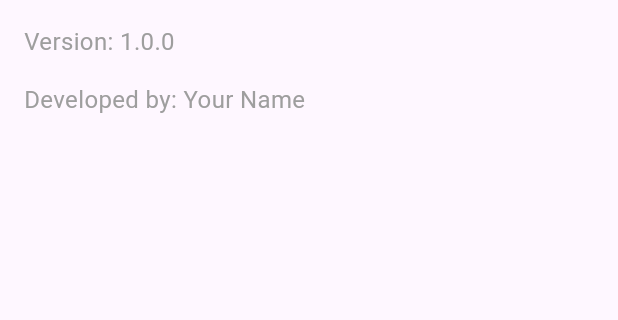
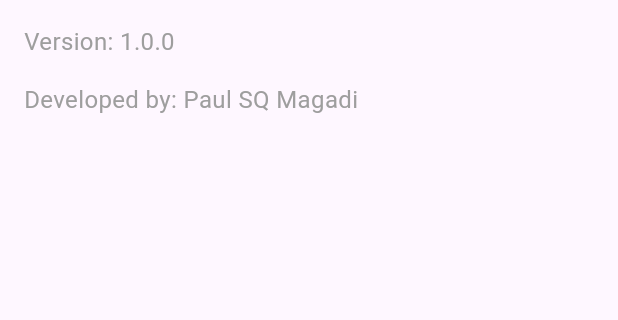
Before and after one commit to paulmagadi/PLP, a Flutter app: the AboutPage screen opened directly, on a phone screen of 412 x 824 dp, the part 273-593 px from its top. Run offline on Flutter 3.47's test engine with Material 3 defaults, Android fonts, the phone set to English and light mode, and no system bars.

Commit message:
modified:   DART-and FLUTTER-HACKATHON-2/to_do_app/lib/screens/about.dart

```diff
--- a/DART-and FLUTTER-HACKATHON-2/to_do_app/lib/screens/about.dart
+++ b/DART-and FLUTTER-HACKATHON-2/to_do_app/lib/screens/about.dart
@@ -28,7 +28,7 @@ class AboutPage extends StatelessWidget {
             ),
              SizedBox(height: 16),
              Text(
-              'Developed by: Your Name',
+              'Developed by: Paul SQ Magadi',
               style: TextStyle(fontSize: 16, color: Colors.grey),
             ),
           ],
```
